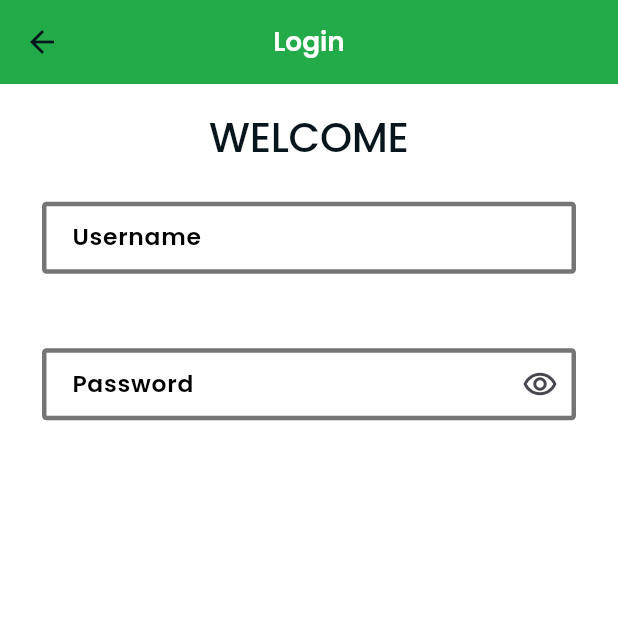
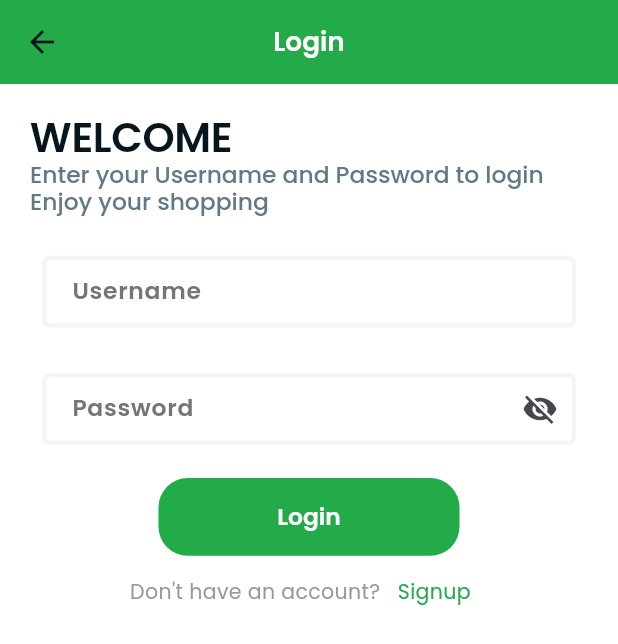
Before and after one commit to Manahil-Aamir/grocery_store, a Flutter app: the screen it shows after launch, after a tap on "Shop now", on a phone screen of 412 x 824 dp. Shown: the top 644 px of the screen. Run offline on Flutter 3.47's test engine with Material 3 defaults, Android fonts, the light colour scheme and no system bars; our stand-ins replace cached_network_image, flutter_animate, flutter_screenutil, flutter_svg, get.

Commit message:
login and signup done

```diff
--- /dev/null
+++ b/lib/modules/landingscreen/bindings/landing_bindings.dart
@@ -0,0 +1,9 @@
+import 'package:flutter_project/modules/landingscreen/controller/landing_controller.dart';
+import 'package:get/get.dart';
+
+class LandingBindings extends Bindings {
+  @override
+  void dependencies() {
+    Get.lazyPut(() => LandingController());
+  }
+}
--- /dev/null
+++ b/lib/modules/landingscreen/controller/landing_controller.dart
@@ -0,0 +1,3 @@
+import 'package:get/get.dart';
+
+class LandingController extends GetxController {}
--- a/lib/modules/login/view/login_view.dart
+++ b/lib/modules/login/view/login_view.dart
@@ -1,6 +1,8 @@
 import 'package:flutter/material.dart';
 import 'package:flutter_project/modules/login/controller/login_controller.dart';
 import 'package:flutter_project/shared/components/widgets/customtextfield.dart';
+import 'package:flutter_project/shared/resource/styles/app_styles.dart';
+import 'package:flutter_project/shared/routes/Routes.dart';
 import 'package:flutter_screenutil/flutter_screenutil.dart';
 import 'package:get/get.dart';
 
@@ -11,6 +13,7 @@ class LoginView extends GetView<LoginController> {
   Widget build(BuildContext context) {
     final theme = context.theme;
     return Scaffold(
+        resizeToAvoidBottomInset: true,
         appBar: AppBar(
           backgroundColor: theme.primaryColorLight,
           title: const Text('Login'),
@@ -21,13 +24,19 @@ class LoginView extends GetView<LoginController> {
         ),
         body: Padding(
           padding: const EdgeInsets.all(20.0),
+          child: GestureDetector(
+            onTap: () {
+              FocusManager.instance.primaryFocus?.unfocus();
+            },
+            child: SingleChildScrollView(
               child: Column(
+                crossAxisAlignment: CrossAxisAlignment.start,
                 children: [
                   Text('WELCOME',
-                  style: Theme.of(context)
-                      .textTheme
-                      .displayLarge
-                      ?.copyWith(fontWeight: FontWeight.w500)),
+                      style: Theme.of(context).textTheme.displayLarge),
+                  Text(
+                      'Enter your Username and Password to login \nEnjoy your shopping',
+                      style: Theme.of(context).textTheme.displayMedium),
                   SizedBox(height: 20.h),
                   GetBuilder<LoginController>(builder: (_) {
                     return Column(
@@ -37,20 +46,57 @@ class LoginView extends GetView<LoginController> {
                           labelText: 'Username',
                           hintText: 'Sarah Ali',
                         ),
-                    SizedBox(height: 20.h),
                         CustomTextField(
                           controller: controller.passwordController,
                           labelText: 'Password',
+                          obscure: controller.pwobscure,
                           onPressed: () {
                             controller.toggle();
                           },
-                      icon: const Icon(Icons.remove_red_eye_outlined),
+                          icon: Icon(controller.pwobscure
+                              ? Icons.visibility_off
+                              : Icons.visibility),
                         ),
+                        ElevatedButton(
+                          onPressed: () {
+                            Get.toNamed(Routes.landing);
+                          },
+                          style: AppStyles.getElevatedButtonTheme(
+                                  isLightTheme: true)
+                              .style,
+                          child: const Text(
+                            'Login',
+                            style: TextStyle(color: Colors.white),
+                          ),
+                        ),
+                        Row(
+                          mainAxisAlignment: MainAxisAlignment.center,
+                          children: [
+                            Text(
+                              'Don\'t have an account?',
+                              style: Theme.of(context).textTheme.bodyMedium,
+                            ),
+                            SizedBox(height: 8.h),
+                            TextButton(
+                              onPressed: () {
+                                Get.toNamed(Routes.signup);
+                              },
+                              child: Text('Signup',
+                                  style: Theme.of(context)
+                                      .textTheme
+                                      .bodyMedium
+                                      ?.copyWith(
+                                          color: theme.primaryColorLight)),
+                            ),
+                          ],
+                        )
                       ],
                     );
                   }),
                 ],
               ),
+            ),
+          ),
         ));
   }
 }
--- a/lib/modules/signup/bindings/login_bindings.dart
+++ /dev/null
@@ -1,9 +0,0 @@
-import 'package:flutter_project/modules/login/controller/login_controller.dart';
-import 'package:get/get.dart';
-
-class LoginBindings extends Bindings {
-  @override
-  void dependencies() {
-    Get.lazyPut(() => LoginController());
-  }
-}
--- /dev/null
+++ b/lib/modules/signup/bindings/signup_bindings.dart
@@ -0,0 +1,9 @@
+import 'package:flutter_project/modules/signup/controller/signup_controller.dart';
+import 'package:get/get.dart';
+
+class SignupBindings extends Bindings {
+  @override
+  void dependencies() {
+    Get.lazyPut(() => SignupController());
+  }
+}
--- a/lib/modules/signup/controller/login_controller.dart
+++ /dev/null
@@ -1,3 +0,0 @@
-import 'package:get/get.dart';
-
-class LoginController extends GetxController {}
--- a/lib/modules/signup/view/login_view.dart
+++ /dev/null
@@ -1,13 +0,0 @@
-import 'package:flutter/material.dart';
-import 'package:flutter_project/modules/login/controller/login_controller.dart';
-import 'package:get/get.dart';
-
-class LoginView extends GetView<LoginController> {
-  const LoginView({super.key});
-
-  @override
-  Widget build(BuildContext context) {
-    // TODO: implement build
-    throw UnimplementedError();
-  }
-}
--- a/lib/modules/splashscreen/view/splash_view.dart
+++ b/lib/modules/splashscreen/view/splash_view.dart
@@ -12,9 +12,11 @@ class SplashView extends StatelessWidget {
 
   @override
   Widget build(BuildContext context) {
-    Future.delayed(const Duration(milliseconds: 4000), () {
-      Get.toNamed(Routes.intro);
-    });
+    if (Get.currentRoute == Routes.splash) {
+      Future.delayed(const Duration(milliseconds: 4000), () {
+        Get.toNamed(Routes.intro);
+      });
+    }
     final theme = context.theme;
     SystemChrome.setSystemUIOverlayStyle(SystemUiOverlayStyle(
         statusBarColor: theme.primaryColorLight,
--- a/lib/shared/components/widgets/customtextfield.dart
+++ b/lib/shared/components/widgets/customtextfield.dart
@@ -51,10 +51,10 @@ class CustomTextField extends GetView {
   OutlineInputBorder copyWithBorder() {
     return OutlineInputBorder(
       borderSide: BorderSide(
-        color: borderColor ?? Colors.grey[600]!,
+        color: borderColor ?? Colors.grey[100]!,
         width: borderWidth ?? 3.0,
       ),
-      borderRadius: BorderRadius.circular(borderRadius ?? 3.0),
+      borderRadius: BorderRadius.circular(borderRadius ?? 5.0),
     );
   }
 
@@ -73,7 +73,7 @@ class CustomTextField extends GetView {
           labelText: labelText,
           hintText: hintText ?? '',
           labelStyle: TextStyle(
-            color: labelColor ?? Colors.black,
+            color: labelColor ?? Colors.grey[600],
           ),
           filled: true,
           fillColor: backgroundColor ?? Colors.white,
@@ -84,7 +84,7 @@ class CustomTextField extends GetView {
               contentPadding ?? const EdgeInsets.symmetric(horizontal: 16.0),
           suffixIcon: icon?.click(onTap: onPressed),
         ),
-        style: TextStyle(color: foregroundColor ?? Colors.black),
+        style: TextStyle(color: foregroundColor ?? Colors.grey[600]),
       ),
     );
   }
--- a/lib/shared/routes/Routes.dart
+++ b/lib/shared/routes/Routes.dart
@@ -1,7 +1,11 @@
 import 'package:flutter_project/modules/intro/bindings/intro_bindings.dart';
 import 'package:flutter_project/modules/intro/view/intro_view.dart';
+import 'package:flutter_project/modules/landingscreen/bindings/landing_bindings.dart';
+import 'package:flutter_project/modules/landingscreen/view/landing_view.dart';
 import 'package:flutter_project/modules/login/bindings/login_bindings.dart';
 import 'package:flutter_project/modules/login/view/login_view.dart';
+import 'package:flutter_project/modules/signup/bindings/signup_bindings.dart';
+import 'package:flutter_project/modules/signup/view/signup_view.dart';
 import 'package:flutter_project/modules/splashscreen/binding/splash_binding.dart';
 import 'package:flutter_project/modules/splashscreen/view/splash_view.dart';
 import 'package:get/get.dart';
@@ -11,12 +15,16 @@ class Routes {
   static const login = _Path.login;
   static const intro = _Path.intro;
   static const splash = _Path.splash;
+  static const signup = _Path.signup;
+  static const landing = _Path.landing;
 }
 
 abstract class _Path {
   static const login = '/Login';
   static const intro = '/Intro';
   static const splash = '/Splash';
+  static const signup = '/Signup';
+  static const landing = '/Landing';
 }
 
 class Pages {
@@ -35,5 +43,13 @@ class Pages {
         name: Routes.splash,
         page: () => const SplashView(),
         binding: SplashBindings()),
+    GetPage(
+        name: Routes.signup,
+        page: () => const SignupView(),
+        binding: SignupBindings()),
+    GetPage(
+        name: Routes.landing,
+        page: () => const LandingView(),
+        binding: LandingBindings()),
   ];
 }
```
Also changed, not shown: lib/modules/landingscreen/view/landing_view.dart (added, +36 -0 lines), lib/modules/signup/controller/signup_controller.dart (added, +13 -0 lines), lib/modules/signup/view/signup_view.dart (added, +129 -0 lines). Lines whose indentation alone changed are shown as unchanged.
